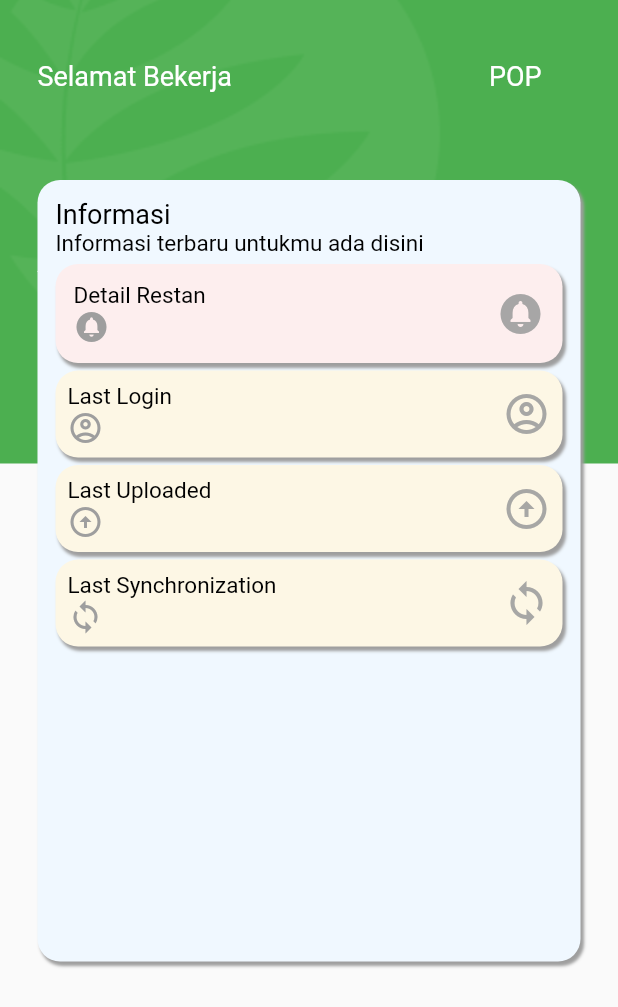
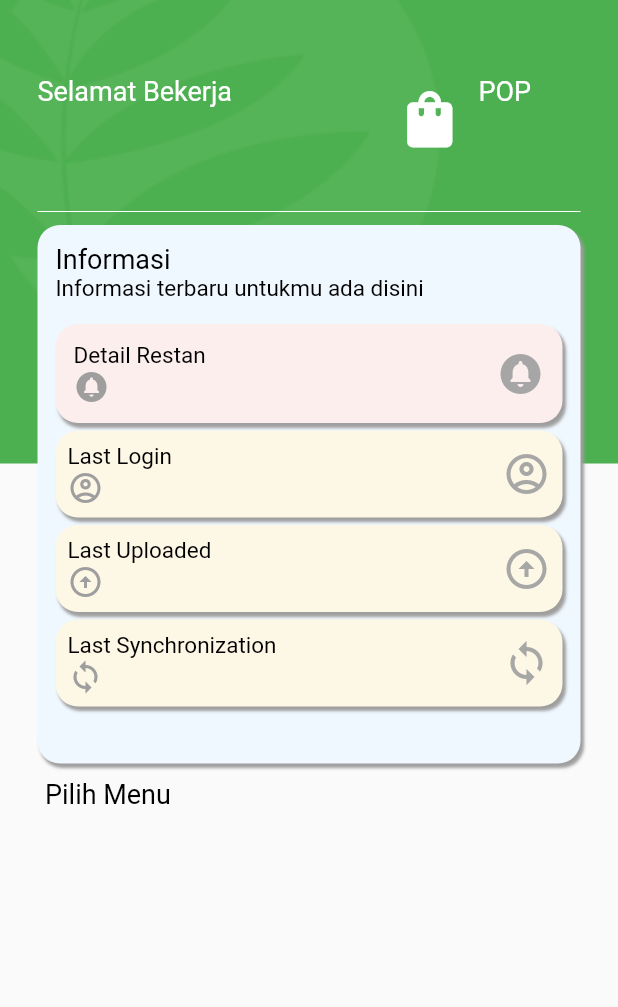
Before and after one commit to dendhi93/OPIMlutter, a Flutter app: the Home screen opened directly, on a phone screen of 412 x 824 dp. Shown: the top 1007 px of the screen. Run offline on Flutter 3.47's test engine with Material 2 defaults, Android fonts, the phone set to English and light mode, and no system bars; our stand-ins replace floor, fluttertoast, hexcolor, package_info, sqflite; missing offline and left inert: dart:ffi; accounts and stored records are empty; generated files the repository leaves out were written again.

Commit message:
1. perbaikan ui home pada handset

```diff
--- a/lib/Menus/Home/view/Home.dart
+++ b/lib/Menus/Home/view/Home.dart
@@ -66,7 +66,7 @@ class _HomeState extends State<Home> implements HomeInterfaceView{
                         crossAxisAlignment: CrossAxisAlignment.start,
                         children: <Widget>[
                           Container(
-                            padding: const EdgeInsets.only(left: 25.0, top: 40.0),
+                            padding: const EdgeInsets.only(left: 25.0, top: 50.0),
                             child: Text('Selamat Bekerja', style:TextStyle(fontSize: 18, color: Colors.white)),
                           ),
                           Container(
@@ -81,7 +81,8 @@ class _HomeState extends State<Home> implements HomeInterfaceView{
                         crossAxisAlignment: CrossAxisAlignment.end,
                         children: <Widget>[
                           Container(
-                            padding: const EdgeInsets.only(left: 65.0, bottom: 17.0),
+                            alignment: Alignment.centerLeft,
+                            padding: const EdgeInsets.only(left: 58.0, top: 19.0),
                             child: Icon(
                               Icons.shopping_bag,
                               color: Colors.white,
@@ -93,7 +94,7 @@ class _HomeState extends State<Home> implements HomeInterfaceView{
                             crossAxisAlignment: CrossAxisAlignment.start,
                             children: <Widget>[
                               Container(
-                                padding: const EdgeInsets.only(right: 25.0, top: 40.0),
+                                padding: const EdgeInsets.only(right: 25.0, top: 50.0),
                                 child: Text('POP', style:TextStyle(fontSize: 18, color: Colors.white)),
                               ),
                               Container(
@@ -110,7 +111,7 @@ class _HomeState extends State<Home> implements HomeInterfaceView{
                 ),
 
                 Container(
-                  margin: EdgeInsets.only(top: 0.0, left: 25.0,right: 25.0, bottom: 127.0),
+                  margin: EdgeInsets.only(top: 0.0, left: 25.0,right: 25.0, bottom: 167.0),
                   child: Divider(color: Colors.white, height: 2),
                 ),
               ],
@@ -124,9 +125,8 @@ class _HomeState extends State<Home> implements HomeInterfaceView{
           child: Column(
             crossAxisAlignment: CrossAxisAlignment.start,
             children: <Widget>[
-              Padding(padding: EdgeInsets.only(top: 230.0)),
+              Padding(padding: EdgeInsets.only(top: 210.0)),
               Text('Pilih Menu', style:TextStyle(fontSize: 18, color: Colors.black)),
-              Padding(padding: EdgeInsets.only(top: 5.0)),
               Expanded(child:
                     Container(child:
                         GridView.count(
@@ -167,7 +167,7 @@ class _HomeState extends State<Home> implements HomeInterfaceView{
 
   get content => Container(
     padding: const EdgeInsets.all(12.0),
-    margin: EdgeInsets.only(top: 120.0, left: 25.0,right: 25.0, bottom: 183.0),
+    margin: EdgeInsets.only(top: 150.0, left: 25.0,right: 25.0, bottom: 315.0),
     decoration: new BoxDecoration(
         color: HexColor("#F0F8FF"),
         borderRadius: new BorderRadius.only(
@@ -192,7 +192,7 @@ class _HomeState extends State<Home> implements HomeInterfaceView{
             children: <Widget>[
               Text('Informasi', style:TextStyle(fontSize: 18, color: Colors.black)),
               Text('Informasi terbaru untukmu ada disini', style:TextStyle(fontSize: 15, color: Colors.black)),
-              Padding(padding: EdgeInsets.only(top: 5.0)),
+              Padding(padding: EdgeInsets.only(top: 15.0)),
               listRestan,
               Padding(padding: EdgeInsets.only(top: 5.0)),
               listLastLogin,
```
